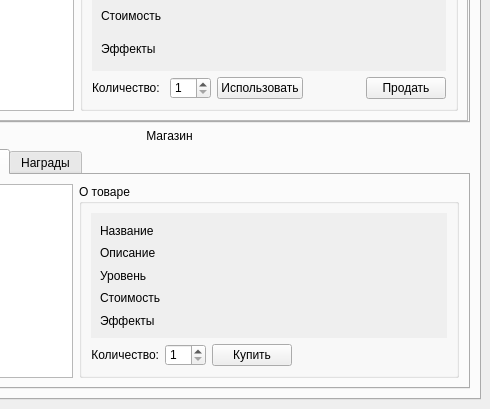
Qt form UI template/main_window.ui (nevskyforever/nfprogress) before a commit; both pictures show x 697 to 1187 and y 356 to 765 of the 1187 by 765 pixel window.
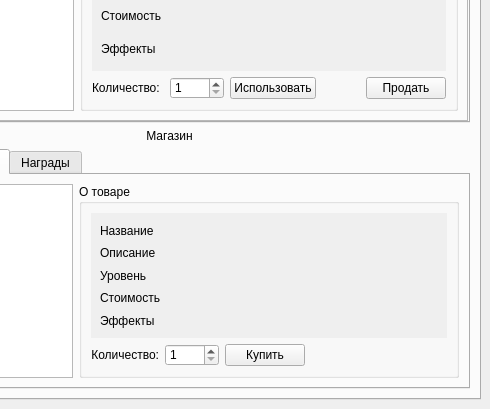
The same form after that commit. The open tabs and pages were chosen to show the change.

Commit message:
Обновление 4.11.4
В игровом режиме счетчики для покупки и использования предметов увеличены с 999 до 9999.

```diff
--- a/UI template/main_window.ui
+++ b/UI template/main_window.ui
@@ -1221,6 +1221,9 @@
                  <property name="minimum">
                   <number>1</number>
                  </property>
+                 <property name="maximum">
+                  <number>9999</number>
+                 </property>
                  <property name="value">
                   <number>1</number>
                  </property>
@@ -1650,6 +1653,9 @@
                 <property name="minimum">
                  <number>1</number>
                 </property>
+                 <property name="maximum">
+                  <number>9999</number>
+                 </property>
                 <property name="singleStep">
                  <number>1</number>
                 </property>
```
Left out of the diff: 56 changed lines with no effect on the pictures. Lines whose indentation alone changed are shown as unchanged. The commit also changes 2 other files.
